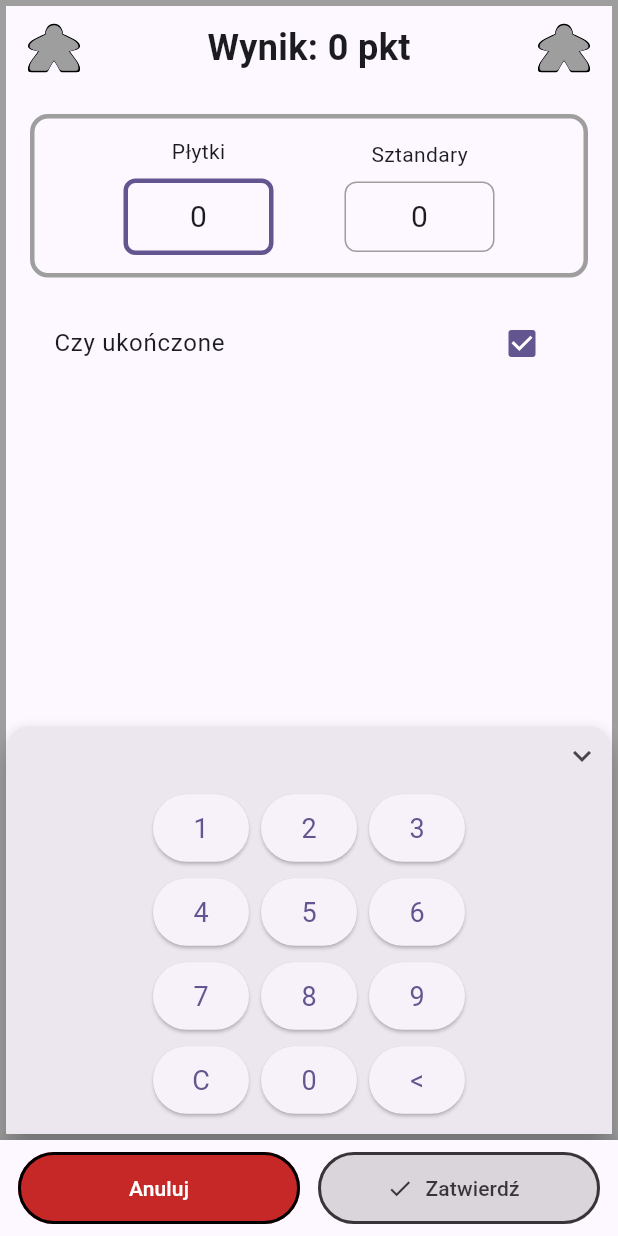
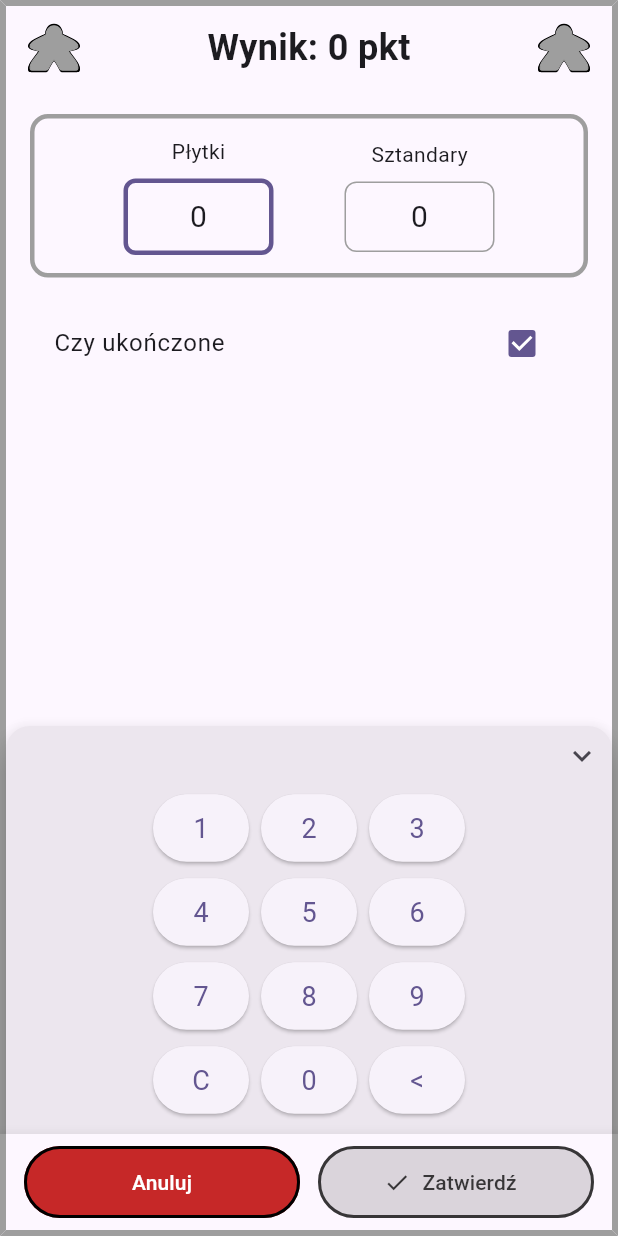
Before and after one commit to WGFizban/CC_NEW, a Flutter app: the AddPointsScreen screen opened directly with empty values, on a phone screen of 412 x 824 dp. Run offline on Flutter 3.47's test engine with Material 3 defaults, Android fonts, the phone set to English and light mode, and no system bars; our stand-ins replace flutter_colorpicker, flutter_svg, package_info_plus, shared_preferences, wakelock_plus; accounts and stored records are empty; generated files the repository leaves out were written again.

Commit message:
Pasek Anuluj/Zatwierdź domyka ramkę gracza od boków i dołu
Co-Authored-By: Claude Sonnet 5.5 <noreply@anthropic.com>
Claude-Session: https://claude.ai/code/session_01P2QWxkXWwGKiSLABjDzL2r

```diff
--- a/lib/screens/add_points_screen.dart
+++ b/lib/screens/add_points_screen.dart
@@ -344,10 +344,15 @@ class _AddPointsScreenState extends State<AddPointsScreen> {
         _goodsToAdd.isNotEmpty ||
         _goldToAdd.isNotEmpty;
 
+    final frameColor =
+        visibleOn(color, Theme.of(context).scaffoldBackgroundColor);
+    final frameSide = BorderSide(color: frameColor, width: 4);
+
     return Scaffold(
       bottomNavigationBar: scoringBottomBar(
         context,
         onConfirm: canConfirm ? _confirm : null,
+        frameColor: neutral ? null : frameColor,
       ),
       body: SafeArea(
         bottom: false,
@@ -355,12 +360,10 @@ class _AddPointsScreenState extends State<AddPointsScreen> {
         decoration: neutral
             ? null
             : BoxDecoration(
-                border: Border.all(
-                  color: visibleOn(
-                    color,
-                    Theme.of(context).scaffoldBackgroundColor,
-                  ),
-                  width: 4,
+                border: Border(
+                  top: frameSide,
+                  left: frameSide,
+                  right: frameSide,
                 ),
               ),
         child: Column(
--- a/lib/widgets/scoring_app_bar.dart
+++ b/lib/widgets/scoring_app_bar.dart
@@ -20,6 +20,7 @@ Widget scoringBottomBar(
   required VoidCallback? onConfirm,
   Color? backgroundColor,
   Color? foregroundColor,
+  Color? frameColor,
 }) {
   final l = context.l10n;
   // Tło paska jest takie samo na każdym ekranie punktacji i zgodne z tłem
@@ -36,9 +37,22 @@ Widget scoringBottomBar(
   return Material(
     color: barColor,
     elevation: 8,
-    child: SafeArea(
-      top: false,
-      child: Padding(
+    // Gdy ekran ma ramkę gracza, pasek domyka ją od boków i od dołu
+    // (górną krawędź ramki rysuje treść ekranu), żeby przyciski leżały
+    // w tej samej ramce co reszta ekranu.
+    child: Container(
+      decoration: frameColor == null
+          ? null
+          : BoxDecoration(
+              border: Border(
+                left: BorderSide(color: frameColor, width: 4),
+                right: BorderSide(color: frameColor, width: 4),
+                bottom: BorderSide(color: frameColor, width: 4),
+              ),
+            ),
+      child: SafeArea(
+        top: false,
+        child: Padding(
         padding: const EdgeInsets.fromLTRB(12, 8, 12, 8),
         child: Row(
           children: [
@@ -76,6 +90,7 @@ Widget scoringBottomBar(
             ),
           ],
         ),
+        ),
       ),
     ),
   );
```
Also changed, not shown: lib/screens/monastery_screen.dart (+8 -3 lines).
